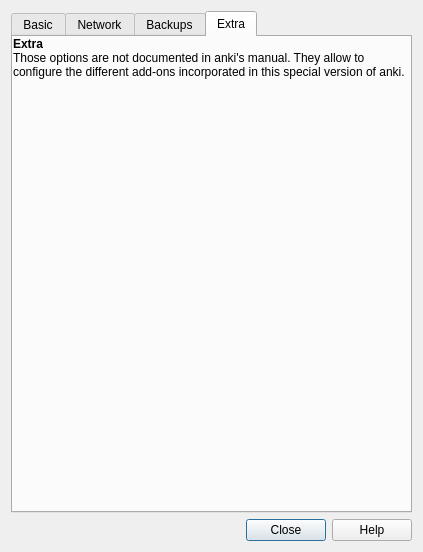
Old version of the form designer/preferences.ui in the repository the8thbit/anki.
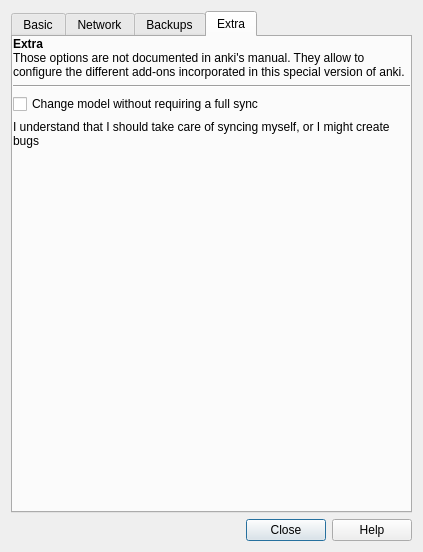
New version of the form.

The edit to the form file:
```diff
--- a/designer/preferences.ui
+++ b/designer/preferences.ui
@@ -492,6 +492,30 @@
           </property>
          </widget>
         </item>
+        <item>
+         <widget class="Line" name="line">
+          <property name="orientation">
+           <enum>Qt::Horizontal</enum>
+          </property>
+         </widget>
+        </item>
+        <item>
+         <widget class="QCheckBox" name="ChangeModelWithoutFullSync">
+          <property name="text">
+           <string>Change model without requiring a full sync</string>
+          </property>
+         </widget>
+        </item>
+        <item>
+         <widget class="QLabel" name="label_2">
+          <property name="text">
+           <string>&lt;html&gt;&lt;head/&gt;&lt;body&gt;&lt;p&gt;I understand that I should take care of syncing myself, or I might create bugs&lt;/p&gt;&lt;/body&gt;&lt;/html&gt;</string>
+          </property>
+          <property name="wordWrap">
+           <bool>true</bool>
+          </property>
+         </widget>
+        </item>
         <item>
          <spacer name="verticalSpacer">
           <property name="orientation">
```
